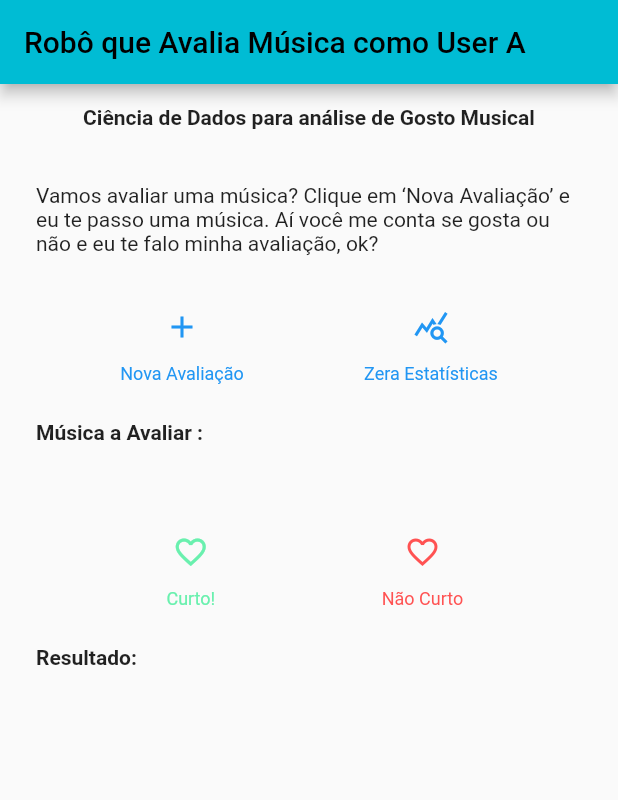
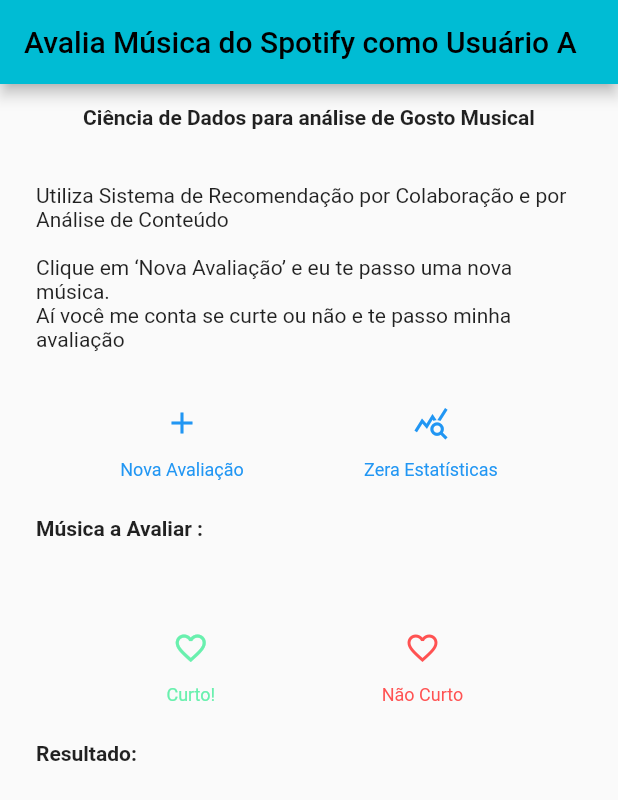
Before and after one commit to ArnaldoBichara/cliente-avaliamusica, a Flutter app: the screen it shows after launch, on a phone screen of 412 x 824 dp. Shown: the top 800 px of the screen. Run offline on Flutter 3.47's test engine with Material 2 defaults, Android fonts, the phone set to English and light mode, and no system bars.

Commit message:
corrigido título e texto

```diff
--- a/lib/main.dart
+++ b/lib/main.dart
@@ -317,9 +317,9 @@
     Widget regiaoMsgExplicativa = const Padding(
       padding: EdgeInsets.all(24),
       child: Text(
-        'Vamos avaliar uma música? Clique em ‘Nova Avaliação’ e eu '
-        'te passo uma música. Aí você me conta se gosta ou não e eu '
-        'te falo minha avaliação, ok?',
+        'Utiliza Sistema de Recomendação por Colaboração e por Análise de Conteúdo\n\n'
+        'Clique em ‘Nova Avaliação’ e eu te passo uma nova música.\n'
+        'Aí você me conta se curte ou não e te passo minha avaliação',
         softWrap: true,
       ),
     );
@@ -385,7 +385,7 @@
       ),
       home: Scaffold(
         appBar: AppBar(
-          title: const Text('Robô que Avalia Música como User A'),
+          title: const Text('Avalia Música do Spotify como Usuário A'),
         ),
         body: Column(
           children: [
```
